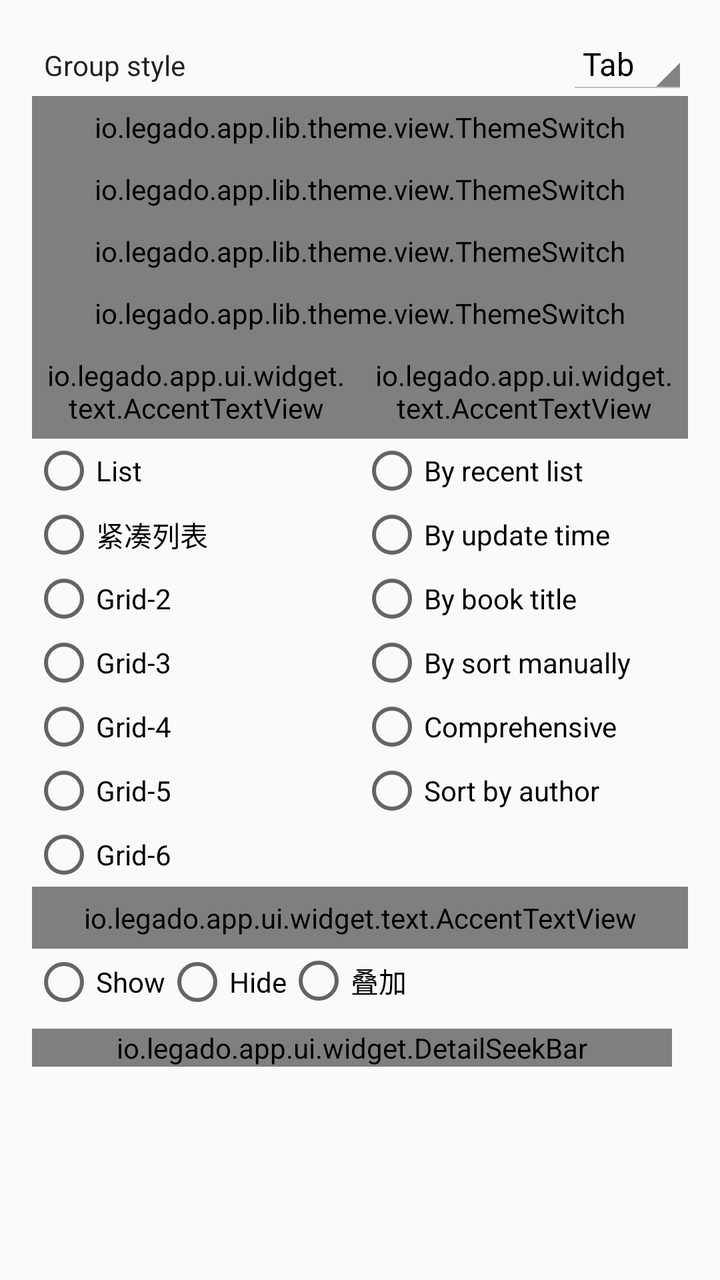
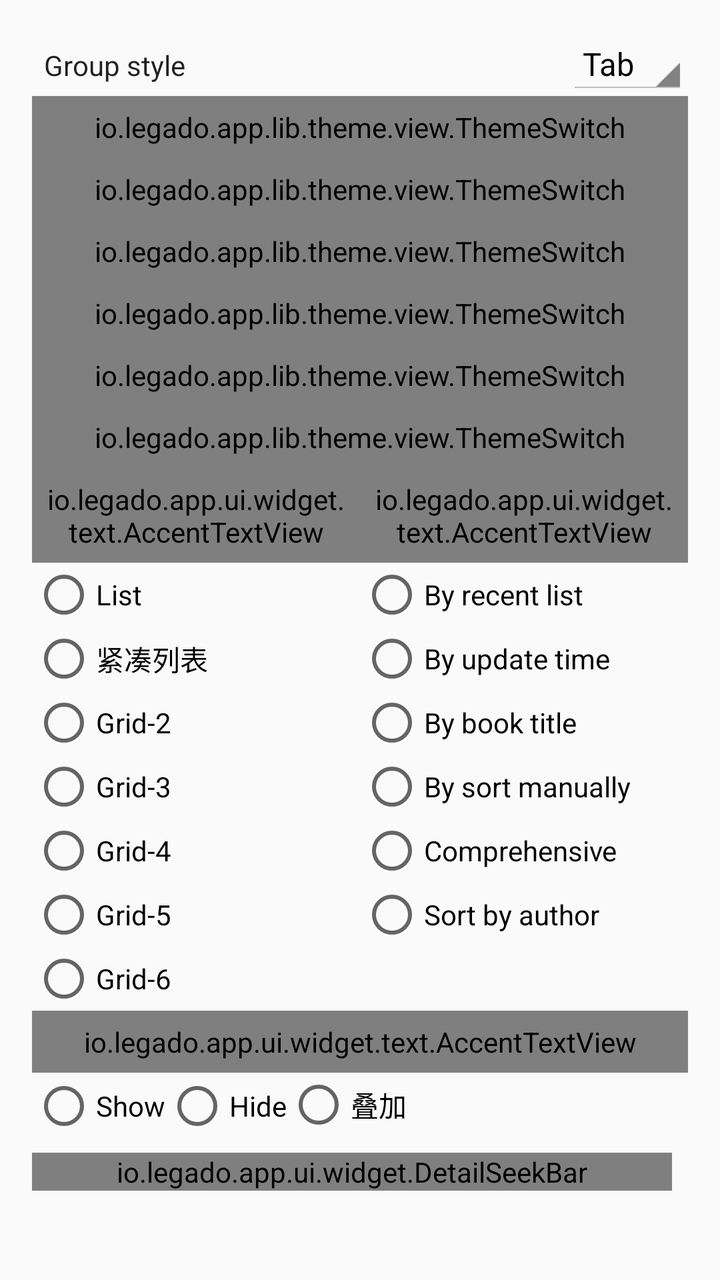

The first picture is an Android layout as it rendered before a commit; the second is the same layout after the commit. The layout source and the unified diff follow.
<!-- AndroidManifest.xml: application theme AppTheme.Light -->
<!-- res/layout/dialog_bookshelf_config.xml -->
<?xml version="1.0" encoding="utf-8"?>
<androidx.core.widget.NestedScrollView xmlns:android="http://schemas.android.com/apk/res/android"
    xmlns:app="http://schemas.android.com/apk/res-auto"
    xmlns:tools="http://schemas.android.com/tools"
    android:layout_width="match_parent"
    android:layout_height="wrap_content">

    <androidx.constraintlayout.widget.ConstraintLayout
        android:layout_width="match_parent"
        android:layout_height="wrap_content"
        android:padding="16dp">

        <LinearLayout
            android:id="@+id/ll_group_style"
            android:layout_width="match_parent"
            android:layout_height="wrap_content"
            android:orientation="horizontal"
            app:layout_constraintTop_toTopOf="parent">

            <TextView
                android:layout_width="0dp"
                android:layout_height="wrap_content"
                android:layout_weight="1"
                android:padding="6dp"
                android:text="@string/group_style"
                android:textColor="@color/primaryText" />

            <androidx.appcompat.widget.AppCompatSpinner
                android:id="@+id/sp_group_style"
                android:layout_width="wrap_content"
                android:layout_height="wrap_content"
                android:entries="@array/group_style"
                android:theme="@style/Spinner"
                tools:ignore="TouchTargetSizeCheck" />

        </LinearLayout>

        <io.legado.app.lib.theme.view.ThemeSwitch
            android:id="@+id/sw_show_unread"
            android:layout_width="match_parent"
            android:layout_height="wrap_content"
            android:padding="6dp"
            android:text="@string/show_unread"
            app:layout_constraintTop_toBottomOf="@+id/ll_group_style"
            tools:ignore="TouchTargetSizeCheck" />

        <io.legado.app.lib.theme.view.ThemeSwitch
            android:id="@+id/sw_show_last_update_time"
            android:layout_width="match_parent"
            android:layout_height="wrap_content"
            android:padding="6dp"
            android:text="@string/show_last_update_time"
            app:layout_constraintTop_toBottomOf="@+id/sw_show_unread"
            tools:ignore="TouchTargetSizeCheck" />

        <io.legado.app.lib.theme.view.ThemeSwitch
            android:id="@+id/sw_show_wait_up_books"
            android:layout_width="match_parent"
            android:layout_height="wrap_content"
            android:padding="6dp"
            android:text="@string/show_wait_up_count"
            app:layout_constraintTop_toBottomOf="@+id/sw_show_last_update_time"
            tools:ignore="TouchTargetSizeCheck" />

        <io.legado.app.lib.theme.view.ThemeSwitch
            android:id="@+id/sw_show_bookshelf_fast_scroller"
            android:layout_width="match_parent"
            android:layout_height="wrap_content"
            android:padding="6dp"
            android:text="@string/show_bookshelf_fast_scroller"
            app:layout_constraintTop_toBottomOf="@+id/sw_show_wait_up_books"
            tools:ignore="TouchTargetSizeCheck" />

        <LinearLayout
            android:id="@+id/ll_layout"
            android:layout_width="0dp"
            android:layout_height="wrap_content"
            android:orientation="vertical"
            app:layout_constraintLeft_toLeftOf="parent"
            app:layout_constraintRight_toLeftOf="@+id/ll_sort"
            app:layout_constraintTop_toBottomOf="@+id/sw_show_bookshelf_fast_scroller">

            <io.legado.app.ui.widget.text.AccentTextView
                android:layout_width="match_parent"
                android:layout_height="match_parent"
                android:padding="6dp"
                android:text="@string/view"
                android:textSize="16sp" />

            <RadioGroup
                android:id="@+id/rg_layout"
                android:layout_width="match_parent"
                android:layout_height="wrap_content"
                android:orientation="vertical">

                <RadioButton
                    android:layout_width="match_parent"
                    android:layout_height="wrap_content"
                    android:text="@string/layout_list"
                    tools:ignore="TouchTargetSizeCheck" />

                <RadioButton
                    android:layout_width="match_parent"
                    android:layout_height="wrap_content"
                    android:text="@string/layout_list_compact"
                    tools:ignore="TouchTargetSizeCheck" />

                <RadioButton
                    android:layout_width="match_parent"
                    android:layout_height="wrap_content"
                    android:text="@string/layout_grid2"
                    tools:ignore="TouchTargetSizeCheck" />

                <RadioButton
                    android:layout_width="match_parent"
                    android:layout_height="wrap_content"
                    android:text="@string/layout_grid3"
                    tools:ignore="TouchTargetSizeCheck" />

                <RadioButton
                    android:layout_width="match_parent"
                    android:layout_height="wrap_content"
                    android:text="@string/layout_grid4"
                    tools:ignore="TouchTargetSizeCheck" />

                <RadioButton
                    android:layout_width="match_parent"
                    android:layout_height="wrap_content"
                    android:text="@string/layout_grid5"
                    tools:ignore="TouchTargetSizeCheck" />

                <RadioButton
                    android:layout_width="match_parent"
                    android:layout_height="wrap_content"
                    android:text="@string/layout_grid6"
                    tools:ignore="TouchTargetSizeCheck" />
            </RadioGroup>

        </LinearLayout>

        <LinearLayout
            android:id="@+id/ll_sort"
            android:layout_width="0dp"
            android:layout_height="wrap_content"
            android:orientation="vertical"
            app:layout_constraintLeft_toRightOf="@+id/ll_layout"
            app:layout_constraintRight_toRightOf="parent"
            app:layout_constraintTop_toBottomOf="@id/sw_show_bookshelf_fast_scroller">

            <io.legado.app.ui.widget.text.AccentTextView
                android:layout_width="match_parent"
                android:layout_height="match_parent"
                android:padding="6dp"
                android:text="@string/sort"
                android:textSize="16sp" />

            <RadioGroup
                android:id="@+id/rg_sort"
                android:layout_width="match_parent"
                android:layout_height="wrap_content"
                android:orientation="vertical">

                <RadioButton
                    android:layout_width="match_parent"
                    android:layout_height="wrap_content"
                    android:text="@string/bookshelf_px_0"
                    tools:ignore="TouchTargetSizeCheck" />

                <RadioButton
                    android:layout_width="match_parent"
                    android:layout_height="wrap_content"
                    android:text="@string/bookshelf_px_1"
                    tools:ignore="TouchTargetSizeCheck" />

                <RadioButton
                    android:layout_width="match_parent"
                    android:layout_height="wrap_content"
                    android:text="@string/bookshelf_px_2"
                    tools:ignore="TouchTargetSizeCheck" />

                <RadioButton
                    android:layout_width="match_parent"
                    android:layout_height="wrap_content"
                    android:text="@string/bookshelf_px_3"
                    tools:ignore="TouchTargetSizeCheck" />

                <RadioButton
                    android:layout_width="match_parent"
                    android:layout_height="wrap_content"
                    android:text="@string/bookshelf_px_4"
                    tools:ignore="TouchTargetSizeCheck" />

                <RadioButton
                    android:layout_width="match_parent"
                    android:layout_height="wrap_content"
                    android:text="@string/bookshelf_px_5"
                    tools:ignore="TouchTargetSizeCheck" />

            </RadioGroup>

        </LinearLayout>

        <LinearLayout
            android:id="@+id/book_name_choice"
            android:layout_width="match_parent"
            android:layout_height="match_parent"
            android:orientation="vertical"
            app:layout_constraintTop_toBottomOf="@+id/ll_layout">

            <io.legado.app.ui.widget.text.AccentTextView
                android:layout_width="match_parent"
                android:layout_height="match_parent"
                android:padding="6dp"
                android:text="@string/book_name"
                android:textSize="16sp" />

            <RadioGroup
                android:id="@+id/rgb_layout"
                android:layout_width="match_parent"
                android:layout_height="wrap_content"
                android:orientation="horizontal">

                <RadioButton
                    android:layout_width="wrap_content"
                    android:layout_height="wrap_content"
                    android:text="@string/show"
                    tools:ignore="TouchTargetSizeCheck" />

                <RadioButton
                    android:layout_width="wrap_content"
                    android:layout_height="wrap_content"
                    android:text="@string/hide"
                    tools:ignore="TouchTargetSizeCheck" />

                <RadioButton
                    android:layout_width="wrap_content"
                    android:layout_height="wrap_content"
                    android:text="@string/overlay"
                    tools:ignore="TouchTargetSizeCheck" />

            </RadioGroup>
        </LinearLayout>

        <io.legado.app.ui.widget.DetailSeekBar
            android:id="@+id/margin"
            android:layout_width="match_parent"
            android:layout_height="wrap_content"
            android:layout_marginTop="8dp"
            android:layout_marginEnd="8dp"
            app:layout_constraintBottom_toBottomOf="parent"
            app:layout_constraintTop_toBottomOf="@+id/book_name_choice"
            app:max="60"
            app:title="@string/margin" />

    </androidx.constraintlayout.widget.ConstraintLayout>
</androidx.core.widget.NestedScrollView>
<!-- resources referenced by this layout -->
<resources>
  <string-array name="group_style">
  		<item>Tab</item>
  		<item>Folder</item>
  	</string-array>
  <color name="primaryText">#de000000</color>
  <string name="book_name">Title</string>
  <string name="bookshelf_px_0">By recent list</string>
  <string name="bookshelf_px_1">By update time</string>
  <string name="bookshelf_px_2">By book title</string>
  <string name="bookshelf_px_3">By sort manually</string>
  <string name="bookshelf_px_4">Comprehensive</string>
  <string name="bookshelf_px_5">Sort by author</string>
  <string name="group_style">Group style</string>
  <string name="hide">Hide</string>
  <string name="layout_grid2">Grid-2</string>
  <string name="layout_grid3">Grid-3</string>
  <string name="layout_grid4">Grid-4</string>
  <string name="layout_grid5">Grid-5</string>
  <string name="layout_grid6">Grid-6</string>
  <string name="layout_list">List</string>
  <string name="layout_list_compact">紧凑列表</string>
  <string name="margin">间距</string>
  <string name="overlay">叠加</string>
  <string name="show">Show</string>
  <string name="show_bookshelf_fast_scroller">Show quick scroll bar</string>
  <string name="show_last_update_time">Show last updated time</string>
  <string name="show_unread">Show unread flag</string>
  <string name="show_wait_up_count">Display the number of pending updates</string>
  <string name="sort">Sort</string>
  <string name="view">View</string>
  <style name="Spinner" parent="android:Theme.Holo.Light" />
  
      //**********System Style******************//
  <style name="AppTheme.Light" parent="Base.AppTheme">
          <item name="actionBarStyle">@style/AppTheme.AppBarOverlay.Light</item>
      </style>
  <style name="Base.AppTheme" parent="Theme.AppCompat.DayNight.NoActionBar">
          <item name="colorPrimary">@color/primary</item>
          <item name="colorPrimaryDark">@color/primaryDark</item>
          <item name="colorAccent">@color/accent</item>
          <item name="actionOverflowMenuStyle">@style/Style.PopupMenu</item>
          <item name="android:itemTextAppearance">@style/Style.MenuItemText</item>
          <item name="android:popupMenuStyle">@style/Style.PopupMenu</item>
          <item name="android:statusBarColor">@color/transparent</item>
          <item name="android:windowDrawsSystemBarBackgrounds">true</item>
      </style>
  <style name="AppTheme.AppBarOverlay.Light" parent="ThemeOverlay.AppCompat.Light">
          <item name="colorAccent">@color/md_grey_900</item>
      </style>
  <color name="primary">@color/md_light_blue_600</color>
  <color name="primaryDark">@color/md_light_blue_700</color>
  <color name="accent">@color/md_pink_800</color>
  <style name="Style.PopupMenu" parent="Widget.AppCompat.PopupMenu">
          <item name="android:popupBackground">@drawable/bg_popup_menu</item>
      </style>
  <style name="Style.MenuItemText" parent="@android:style/TextAppearance.Widget.IconMenu.Item">
          <item name="android:textColor">@color/menu_color_default</item>
          <item name="android:textSize">16sp</item>
      </style>
  <color name="transparent">#00000000</color>
  <color name="md_grey_900">#212121</color>
  <color name="md_light_blue_600">#039BE5</color>
  <color name="md_light_blue_700">#0288D1</color>
  <color name="md_pink_800">#AD1457</color>
  <!-- drawable bg_popup_menu (drawable) -->
  <?xml version="1.0" encoding="utf-8"?>
  <shape xmlns:android="http://schemas.android.com/apk/res/android"
         android:shape="rectangle">
  
      <solid android:color="@color/background_menu"/>
  
      <corners android:radius="2dp"/>
  
  </shape>
  <color name="menu_color_default">#383838</color>
  <color name="background_menu">@color/md_grey_200</color>
  <color name="md_grey_200">#EEEEEE</color>
</resources>

<!-- the commit's change to res/layout/dialog_bookshelf_config.xml (unified diff, before → after) -->
@@ -71,6 +71,24 @@
             app:layout_constraintTop_toBottomOf="@+id/sw_show_wait_up_books"
             tools:ignore="TouchTargetSizeCheck" />
 
+        <io.legado.app.lib.theme.view.ThemeSwitch
+            android:id="@+id/sw_bookshelf_carousel"
+            android:layout_width="match_parent"
+            android:layout_height="wrap_content"
+            android:padding="6dp"
+            android:text="@string/show_bookshelf_carousel"
+            app:layout_constraintTop_toBottomOf="@+id/sw_show_bookshelf_fast_scroller"
+            tools:ignore="TouchTargetSizeCheck" />
+
+        <io.legado.app.lib.theme.view.ThemeSwitch
+            android:id="@+id/sw_carousel_auto_perf"
+            android:layout_width="match_parent"
+            android:layout_height="wrap_content"
+            android:padding="6dp"
+            android:text="@string/carousel_auto_perf"
+            app:layout_constraintTop_toBottomOf="@+id/sw_bookshelf_carousel"
+            tools:ignore="TouchTargetSizeCheck" />
+
         <LinearLayout
             android:id="@+id/ll_layout"
             android:layout_width="0dp"
@@ -78,7 +96,7 @@
             android:orientation="vertical"
             app:layout_constraintLeft_toLeftOf="parent"
             app:layout_constraintRight_toLeftOf="@+id/ll_sort"
-            app:layout_constraintTop_toBottomOf="@+id/sw_show_bookshelf_fast_scroller">
+            app:layout_constraintTop_toBottomOf="@+id/sw_carousel_auto_perf">
 
             <io.legado.app.ui.widget.text.AccentTextView
                 android:layout_width="match_parent"
@@ -145,7 +163,7 @@
             android:orientation="vertical"
             app:layout_constraintLeft_toRightOf="@+id/ll_layout"
             app:layout_constraintRight_toRightOf="parent"
-            app:layout_constraintTop_toBottomOf="@id/sw_show_bookshelf_fast_scroller">
+            app:layout_constraintTop_toBottomOf="@+id/sw_carousel_auto_perf">
 
             <io.legado.app.ui.widget.text.AccentTextView
                 android:layout_width="match_parent"
<!-- resource entries referenced after the edit -->
@@ -12,6 +12,7 @@
   <string name="bookshelf_px_3">By sort manually</string>
   <string name="bookshelf_px_4">Comprehensive</string>
   <string name="bookshelf_px_5">Sort by author</string>
+  <string name="carousel_auto_perf">按设备性能自动简化</string>
   <string name="group_style">Group style</string>
   <string name="hide">Hide</string>
   <string name="layout_grid2">Grid-2</string>
@@ -24,6 +25,7 @@
   <string name="margin">间距</string>
   <string name="overlay">叠加</string>
   <string name="show">Show</string>
+  <string name="show_bookshelf_carousel">3D shelf carousel (off = list only)</string>
   <string name="show_bookshelf_fast_scroller">Show quick scroll bar</string>
   <string name="show_last_update_time">Show last updated time</string>
   <string name="show_unread">Show unread flag</string>
@@ -49,9 +51,9 @@
   <style name="AppTheme.AppBarOverlay.Light" parent="ThemeOverlay.AppCompat.Light">
           <item name="colorAccent">@color/md_grey_900</item>
       </style>
-  <color name="primary">@color/md_light_blue_600</color>
-  <color name="primaryDark">@color/md_light_blue_700</color>
-  <color name="accent">@color/md_pink_800</color>
+  <color name="primary">@color/kk_primary</color>
+  <color name="primaryDark">@color/kk_primary_dark</color>
+  <color name="accent">@color/kk_accent</color>
   <style name="Style.PopupMenu" parent="Widget.AppCompat.PopupMenu">
           <item name="android:popupBackground">@drawable/bg_popup_menu</item>
       </style>
@@ -61,9 +63,9 @@
       </style>
   <color name="transparent">#00000000</color>
   <color name="md_grey_900">#212121</color>
-  <color name="md_light_blue_600">#039BE5</color>
-  <color name="md_light_blue_700">#0288D1</color>
-  <color name="md_pink_800">#AD1457</color>
+  <color name="kk_primary">#FF1A2F5A</color>
+  <color name="kk_primary_dark">#FF12223F</color>
+  <color name="kk_accent">#FFB8860B</color>
   <!-- drawable bg_popup_menu (drawable) -->
   <?xml version="1.0" encoding="utf-8"?>
   <shape xmlns:android="http://schemas.android.com/apk/res/android"
